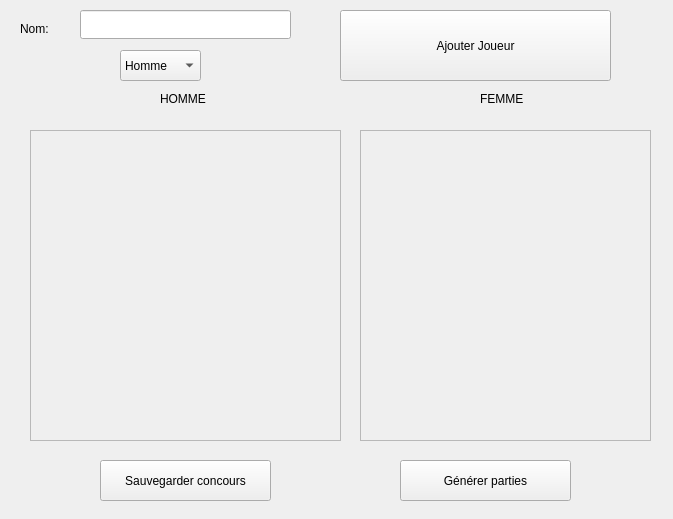
Before: the Qt Designer form form.ui in LeVirus/Concour, drawn with Qt 5.
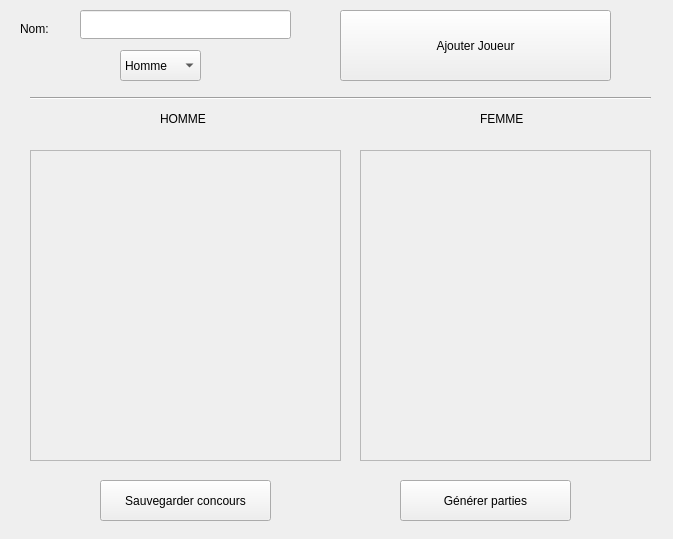
After: the same form once the commit is applied.

Commit message: add separator in Form.

The edit to the form file:
```diff
--- a/form.ui
+++ b/form.ui
@@ -7,7 +7,7 @@
     <x>0</x>
     <y>0</y>
     <width>673</width>
-    <height>519</height>
+    <height>539</height>
    </rect>
   </property>
   <property name="windowTitle">
@@ -53,7 +53,7 @@
    <property name="geometry">
     <rect>
      <x>30</x>
-     <y>130</y>
+     <y>150</y>
      <width>311</width>
      <height>311</height>
     </rect>
@@ -138,7 +138,7 @@
    <property name="geometry">
     <rect>
      <x>360</x>
-     <y>130</y>
+     <y>150</y>
      <width>291</width>
      <height>311</height>
     </rect>
@@ -197,7 +197,7 @@
    <property name="geometry">
     <rect>
      <x>160</x>
-     <y>90</y>
+     <y>110</y>
      <width>54</width>
      <height>17</height>
     </rect>
@@ -210,7 +210,7 @@
    <property name="geometry">
     <rect>
      <x>480</x>
-     <y>90</y>
+     <y>110</y>
      <width>54</width>
      <height>17</height>
     </rect>
@@ -223,7 +223,7 @@
    <property name="geometry">
     <rect>
      <x>100</x>
-     <y>460</y>
+     <y>480</y>
      <width>171</width>
      <height>41</height>
     </rect>
@@ -236,7 +236,7 @@
    <property name="geometry">
     <rect>
      <x>400</x>
-     <y>460</y>
+     <y>480</y>
      <width>171</width>
      <height>41</height>
     </rect>
@@ -245,6 +245,19 @@
     <string>Générer parties</string>
    </property>
   </widget>
+  <widget class="Line" name="line">
+   <property name="geometry">
+    <rect>
+     <x>30</x>
+     <y>90</y>
+     <width>621</width>
+     <height>16</height>
+    </rect>
+   </property>
+   <property name="orientation">
+    <enum>Qt::Horizontal</enum>
+   </property>
+  </widget>
  </widget>
  <resources/>
  <connections/>
```
